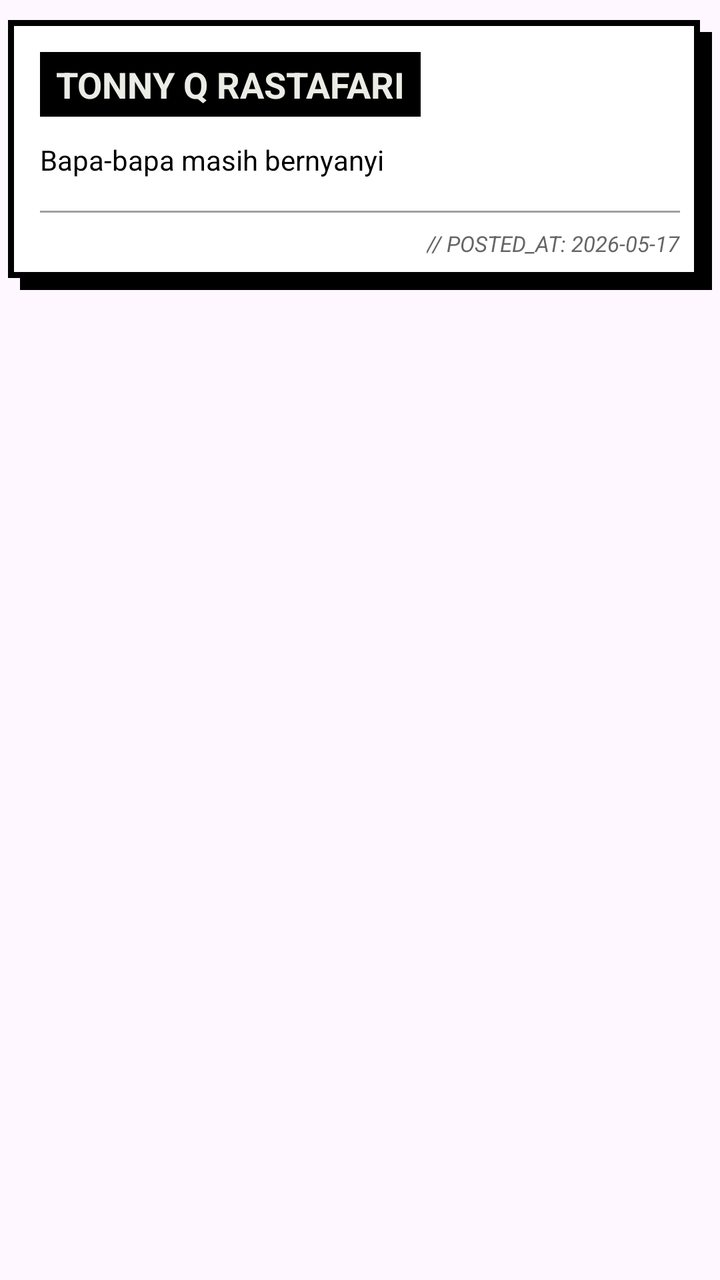
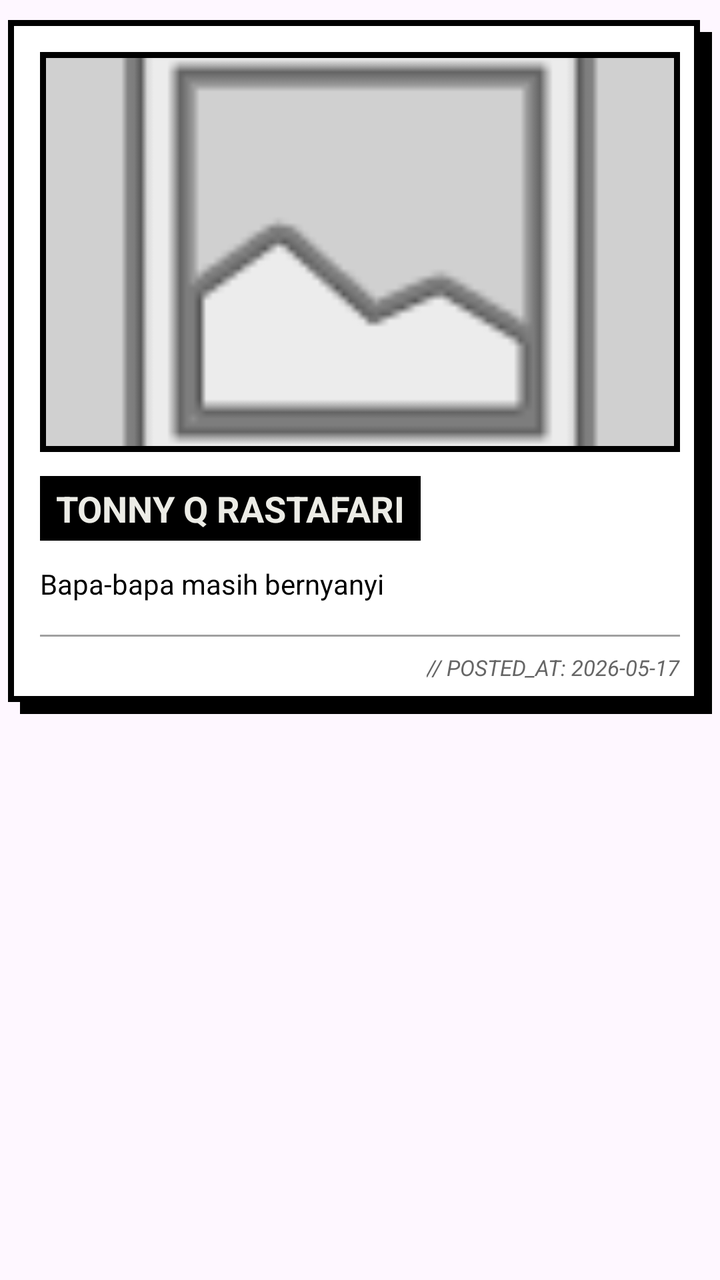

Two renders of the same Android screen: before a commit and after it. Below are the layout's source before the change and the commit's diff.
<!-- AndroidManifest.xml: application theme Theme.BJournal -->
<!-- res/layout/item_album.xml -->
<?xml version="1.0" encoding="utf-8"?>
<LinearLayout
    xmlns:android="http://schemas.android.com/apk/res/android"
    android:layout_width="match_parent"
    android:layout_height="wrap_content"
    android:orientation="vertical"
    android:paddingHorizontal="4dp"
    android:paddingVertical="10dp">

    <LinearLayout
        android:layout_width="match_parent"
        android:layout_height="wrap_content"
        android:background="@drawable/bg_brutalist_card"
        android:orientation="vertical"
        android:padding="16dp">

        <TextView
            android:id="@+id/tv_item_title"
            android:layout_width="wrap_content"
            android:layout_height="wrap_content"
            android:text="TONNY Q RASTAFARI"
            android:textColor="#ECECE6"
            android:background="@android:color/black"
            android:paddingHorizontal="8dp"
            android:paddingVertical="4dp"
            android:textSize="18sp"
            android:textStyle="bold"
            android:layout_marginBottom="12dp" />

        <TextView
            android:id="@+id/tv_item_desc"
            android:layout_width="match_parent"
            android:layout_height="wrap_content"
            android:text="Bapa-bapa masih bernyanyi"
            android:textColor="@android:color/black"
            android:textSize="14sp"
            android:layout_marginBottom="16dp" />

        <View
            android:layout_width="match_parent"
            android:layout_height="1dp"
            android:background="#A0A0A0"
            android:layout_marginBottom="8dp"/>

        <TextView
            android:id="@+id/tv_item_date"
            android:layout_width="wrap_content"
            android:layout_height="wrap_content"
            android:text="// POSTED_AT: 2026-05-17"
            android:textColor="#666666"
            android:textSize="11sp"
            android:textStyle="italic"
            android:layout_gravity="end" />

    </LinearLayout>
</LinearLayout>
<!-- resources referenced by this layout -->
<resources>
  <!-- drawable bg_brutalist_card (drawable) -->
  <?xml version="1.0" encoding="utf-8"?>
  <layer-list xmlns:android="http://schemas.android.com/apk/res/android">
      <item
          android:left="6dp"
          android:top="6dp">
          <shape android:shape="rectangle">
              <solid android:color="@android:color/black" />
          </shape>
      </item>
  
      <item
          android:bottom="6dp"
          android:right="6dp">
          <shape android:shape="rectangle">
              <solid android:color="@android:color/white" />
              <stroke
                  android:width="3dp"
                  android:color="@android:color/black" />
          </shape>
      </item>
  </layer-list>
  <style name="Theme.BJournal" parent="Base.Theme.BJournal" />
  <style name="Base.Theme.BJournal" parent="Theme.Material3.DayNight.NoActionBar">
          
          
      </style>
</resources>

<!-- the commit's change to res/layout/item_album.xml (unified diff, before → after) -->
@@ -13,6 +13,22 @@
         android:background="@drawable/bg_brutalist_card"
         android:orientation="vertical"
         android:padding="16dp">
+
+        <FrameLayout
+            android:layout_width="match_parent"
+            android:layout_height="200dp"
+            android:background="@android:color/black"
+            android:padding="3dp"
+            android:layout_marginBottom="12dp">
+
+            <ImageView
+                android:id="@+id/iv_item_cover"
+                android:layout_width="match_parent"
+                android:layout_height="match_parent"
+                android:background="#D0D0D0"
+                android:scaleType="centerCrop"
+                android:src="@android:drawable/ic_menu_gallery" />
+        </FrameLayout>
 
         <TextView
             android:id="@+id/tv_item_title"
